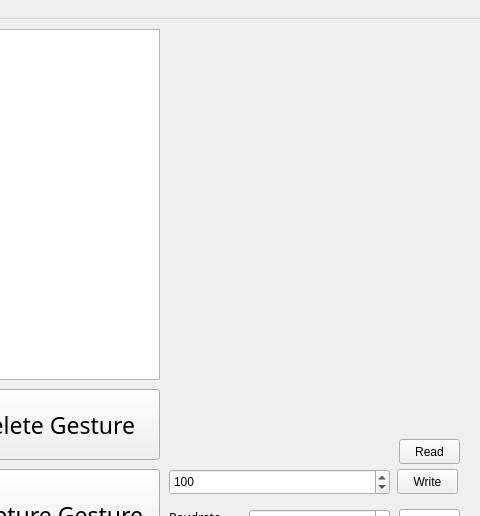
Qt form GUI_Controller/SIOR_TITAN/mainwindow.ui (SweetWeeds/SIOR-TITAN) before a commit; both pictures show x 521 to 1001 and y 0 to 516 of the 1001 by 682 pixel window.
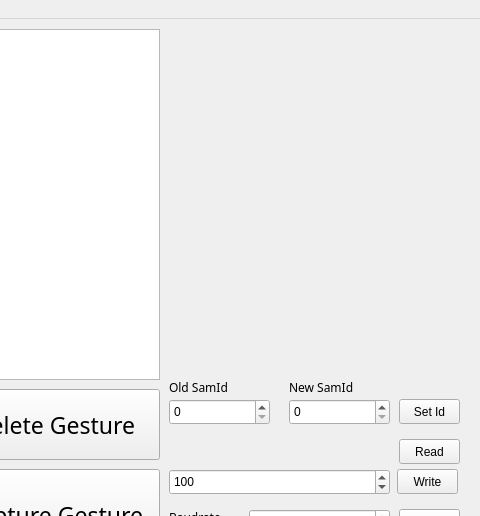
The same form after that commit.

```diff
--- a/GUI_Controller/SIOR_TITAN/mainwindow.ui
+++ b/GUI_Controller/SIOR_TITAN/mainwindow.ui
@@ -130,7 +130,7 @@
       <x>690</x>
       <y>10</y>
       <width>291</width>
-      <height>431</height>
+      <height>341</height>
      </rect>
     </property>
     <property name="text">
@@ -377,6 +377,103 @@
      <string>Read</string>
     </property>
    </widget>
+   <widget class="QSpinBox" name="newSamIdSpinBox">
+    <property name="geometry">
+     <rect>
+      <x>810</x>
+      <y>380</y>
+      <width>101</width>
+      <height>26</height>
+     </rect>
+    </property>
+    <property name="minimum">
+     <number>0</number>
+    </property>
+    <property name="maximum">
+     <number>256</number>
+    </property>
+    <property name="singleStep">
+     <number>1</number>
+    </property>
+    <property name="value">
+     <number>0</number>
+    </property>
+   </widget>
+   <widget class="QPushButton" name="setIdButton">
+    <property name="geometry">
+     <rect>
+      <x>920</x>
+      <y>380</y>
+      <width>61</width>
+      <height>25</height>
+     </rect>
+    </property>
+    <property name="text">
+     <string>Set Id</string>
+    </property>
+   </widget>
+   <widget class="QSpinBox" name="oldSamIdSpinBox">
+    <property name="geometry">
+     <rect>
+      <x>690</x>
+      <y>380</y>
+      <width>101</width>
+      <height>26</height>
+     </rect>
+    </property>
+    <property name="minimum">
+     <number>0</number>
+    </property>
+    <property name="maximum">
+     <number>256</number>
+    </property>
+    <property name="singleStep">
+     <number>1</number>
+    </property>
+    <property name="value">
+     <number>0</number>
+    </property>
+   </widget>
+   <widget class="QLabel" name="oldSamId_label">
+    <property name="geometry">
+     <rect>
+      <x>690</x>
+      <y>360</y>
+      <width>81</width>
+      <height>16</height>
+     </rect>
+    </property>
+    <property name="font">
+     <font>
+      <family>맑은 고딕</family>
+      <weight>50</weight>
+      <bold>false</bold>
+     </font>
+    </property>
+    <property name="text">
+     <string>Old SamId</string>
+    </property>
+   </widget>
+   <widget class="QLabel" name="newSamId_label">
+    <property name="geometry">
+     <rect>
+      <x>810</x>
+      <y>360</y>
+      <width>81</width>
+      <height>16</height>
+     </rect>
+    </property>
+    <property name="font">
+     <font>
+      <family>맑은 고딕</family>
+      <weight>50</weight>
+      <bold>false</bold>
+     </font>
+    </property>
+    <property name="text">
+     <string>New SamId</string>
+    </property>
+   </widget>
   </widget>
   <widget class="QMenuBar" name="menubar">
    <property name="geometry">
```
Left out of the diff: 2 changed lines with no effect on the pictures.
